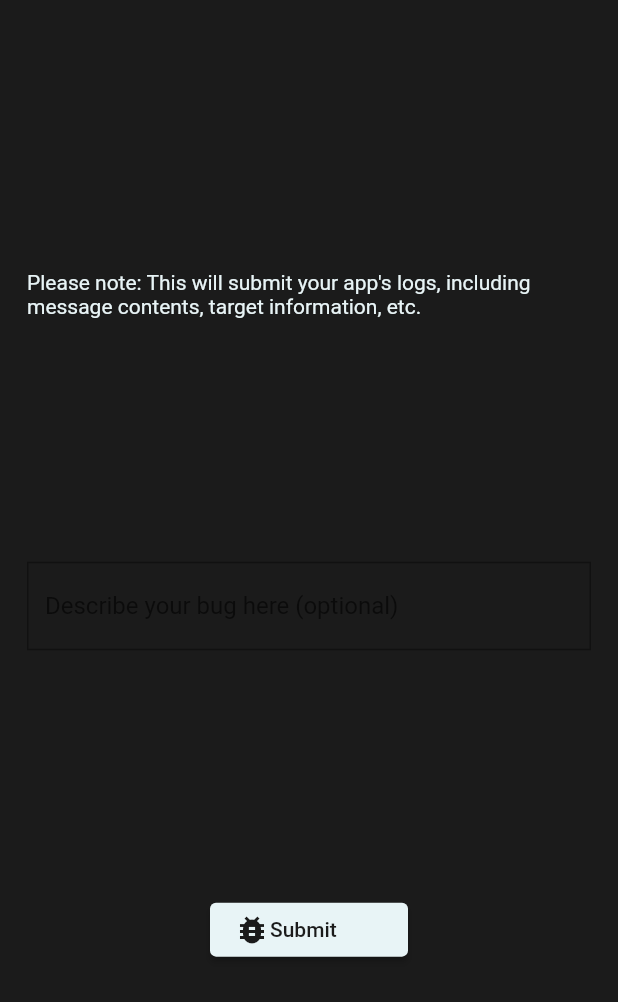
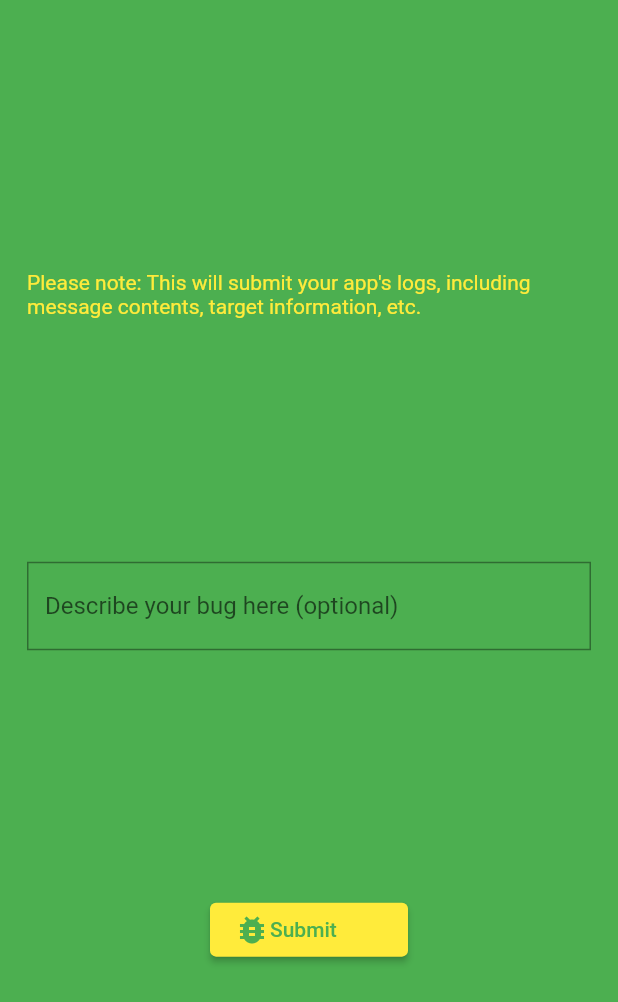
Before and after one commit to Thrasherop/lovetap3, a Flutter app: the LogSubmissionScreen screen opened by its route, on a phone screen of 412 x 824 dp. Shown: the top 1002 px of the screen. Run offline on Flutter 3.47's test engine with Material 2 defaults, Android fonts, the phone set to English and light mode, and no system bars; our stand-ins replace cloud_firestore, cloud_functions, firebase_auth, firebase_core, firebase_crashlytics, firebase_messaging and 4 more; accounts and stored records are empty; network calls fail.

Commit message:
Fixed the blank screen bug, and theme setting works now

```diff
--- a/lib/interfaces/MyFileInterface.dart
+++ b/lib/interfaces/MyFileInterface.dart
@@ -1,7 +1,7 @@
 import 'package:lovetap3/misc/functions.dart';
 import 'package:shared_preferences/shared_preferences.dart';
 
-import '../misc/Settings.dart';
+import 'SettingManager.dart';
 import '../objects/ConnectionObject.dart';
 import '../objects/MyNullObject.dart';
 
--- a/lib/misc/Config.dart
+++ b/lib/misc/Config.dart
@@ -43,63 +43,66 @@ class Config {
 
   // Colors
   // static const MaterialColor mainColor = Colors.blue;
-  static const MaterialColor primaryColorDarkmodeArray = MaterialColor(0xFF343A40, <int, Color>{
-      50: Color(0xFFE5E5E5),
-      100: Color(0xFFBDBDBD),
-      200: Color(0xFF9E9E9E),
-      300: Color(0xFF757575),
-      400: Color(0xFF616161),
-      500: Color(0xFF424242),
-      600: Color(0xFF373737),
-      700: Color(0xFF303030),
-      800: Color(0xFF282828),
-      900: Color(0xFF1B1B1B),
-  });
+  // static const MaterialColor primaryColorDarkmodeArray = MaterialColor(0xFF343A40, <int, Color>{
+  //     50: Color(0xFFE5E5E5),
+  //     100: Color(0xFFBDBDBD),
+  //     200: Color(0xFF9E9E9E),
+  //     300: Color(0xFF757575),
+  //     400: Color(0xFF616161),
+  //     500: Color(0xFF424242),
+  //     600: Color(0xFF373737),
+  //     700: Color(0xFF303030),
+  //     800: Color(0xFF282828),
+  //     900: Color(0xFF1B1B1B),
+  // });
 
-  static const MaterialColor secondaryColorDarkmodeArray = MaterialColor(0xFFDBAFC3, <int, Color>{
-    50: Color(0xFFE8F4F6),
-    100: Color(0xFFCFDFE4),
-    200: Color(0xFFB4D2D6),
-    300: Color(0xFF99C4C8),
-    400: Color(0xFF87B8BE),
-    500: Color(0xFF75ABB4),
-    600: Color(0xFF6D9FAE),
-    700: Color(0xFF6694A8),
-    800: Color(0xFF5E8AA2),
-    900: Color(0xFF4F7B98),
-  });
-
-  static Color primaryColorDarkMode = primaryColorDarkmodeArray[900]!;
-  static Color secondaryColorDarkMode = secondaryColorDarkmodeArray[50]!;
-
-  static Color primaryColorLightMode = Color(0xFFee578a);
-  // static Color secondaryColorLightMode = Color(0xFFFFF3F9);
-  // static Color secondaryColorLightMode = Color(0xFFedd08a);
-  static Color secondaryColorLightMode = Color(0xFF241E10);
-
-
-  static Color primaryColor = primaryColorDarkMode;
-  static Color secondaryColor = secondaryColorDarkMode; // 50 was the white
-  static const MaterialColor accent = Colors.pink;
+  // static const MaterialColor secondaryColorDarkmodeArray = MaterialColor(0xFFDBAFC3, <int, Color>{
+  //   50: Color(0xFFE8F4F6),
+  //   100: Color(0xFFCFDFE4),
+  //   200: Color(0xFFB4D2D6),
+  //   300: Color(0xFF99C4C8),
+  //   400: Color(0xFF87B8BE),
+  //   500: Color(0xFF75ABB4),
+  //   600: Color(0xFF6D9FAE),
+  //   700: Color(0xFF6694A8),
+  //   800: Color(0xFF5E8AA2),
+  //   900: Color(0xFF4F7B98),
+  // });
+  //
+  // static Color primaryColorDarkMode = primaryColorDarkmodeArray[900]!;
+  // static Color secondaryColorDarkMode = secondaryColorDarkmodeArray[50]!;
+  //
+  // static Color primaryColorLightMode = Color(0xFFee578a);
+  // // static Color secondaryColorLightMode = Color(0xFFFFF3F9);
+  // // static Color secondaryColorLightMode = Color(0xFFedd08a);
+  // static Color secondaryColorLightMode = Color(0xFF241E10);
+  //
+  //
+  static Color primaryColor = Colors.green;
+  static Color secondaryColor = Colors.yellow; // 50 was the white
+  static Color accent = Colors.pink;
+  // static const MaterialColor accent = Colors.pink;
 
   // Home screen
   static const String DEFAULT_PROFILE_PICTURE = "https://www.google.com/url?sa=i&url=https%3A%2F%2Fpowerusers.microsoft.com%2Ft5%2Fmedia%2Fgallerypage%2Fimage-id%2F98171iCC9A58CAF1C9B5B9&psig=AOvVaw1K8_lA5ZgMWsYmtuLjiqCQ&ust=1668821492316000&source=images&cd=vfe&ved=0CA4QjRxqFwoTCOCG1dLKtvsCFQAAAAAdAAAAABAE";
 
   static void init() async {
 
-    Object theme = await MyFileInterface.getValue("theme");
+    // Object theme = await MyFileInterface.getValue("theme");
 
-    if (theme is MyNullObject){
-      // Set default
-      MyFileInterface.setValue("theme", "light");
+    // if (theme is MyNullObject){
+    //   // Set default
+    //   MyFileInterface.setValue("theme", "light");
+    //
+    // } else if (theme == "dark"){
+    //   primaryColor = primaryColorDarkMode;
+    //   secondaryColor = secondaryColorDarkMode;
+    // } else if (theme == "light") {
+    //   primaryColor = primaryColorLightMode;
+    //   secondaryColor = secondaryColorDarkMode;
+    // }
 
-    } else if (theme == "dark"){
-      primaryColor = primaryColorDarkMode;
-      secondaryColor = secondaryColorDarkMode;
-    } else if (theme == "light") {
-      primaryColor = primaryColorLightMode;
-      secondaryColor = secondaryColorDarkMode;
-    }
+    // primaryColor = Colors.green;
 
   }
 
--- a/lib/pages/LoadingScreen.dart
+++ b/lib/pages/LoadingScreen.dart
@@ -9,7 +9,7 @@ import '../interfaces/MyFirebaseInterface.dart';
 import 'package:lovetap3/misc/functions.dart';
 
 import '../misc/Config.dart';
-import '../misc/Settings.dart';
+import '../interfaces/SettingManager.dart';
 
 
 /*
@@ -60,7 +60,7 @@ class _LoadingScreenState extends State<LoadingScreen> {
     bool signedIn = await MyAuthenticator.checkSignedIn();
     if (signedIn){
       // Initializes Settings first
-      await Settings.initialize();
+      await SettingManager.initialize();
       Navigator.pushReplacementNamed(context, "/home");
     } else {
       stamp("User not logged in; sending them to /login");
--- a/lib/pages/TestingScreen.dart
+++ b/lib/pages/TestingScreen.dart
@@ -14,7 +14,7 @@ import 'package:lovetap3/objects/MyNullObject.dart';
 
 import '../misc/Config.dart';
 import '../misc/MyBuffer.dart';
-import '../misc/Settings.dart';
+import '../interfaces/SettingManager.dart';
 import '../objects/OutgoingPackage.dart';
 import '../misc/functions.dart';
 
@@ -51,7 +51,7 @@ class _TestingScreenState extends State<TestingScreen> {
     // stamp("setpriotity result: ${await MyFirebaseInterface.setPriority(PriorityEnum.LOW)}");
 
     stamp("Loading settings");
-    Settings.initialize();
+    SettingManager.initialize();
     stamp("Settings loaded");
   }
 
@@ -59,7 +59,7 @@ class _TestingScreenState extends State<TestingScreen> {
     stamp("Action button 3");
 
     stamp("checking settings value");
-    stamp("${Settings.getSetting("messagePriority")}");
+    stamp("${SettingManager.getSetting("messagePriority")}");
   }
 
   @override
```
Also changed, not shown: lib/interfaces/SettingManager.dart (+49 -11 lines), lib/misc/MyBuffer.dart (+15 -0 lines), lib/pages/HomeScreen.dart (+39 -23 lines), lib/pages/SettingsScreen.dart (+18 -10 lines).
